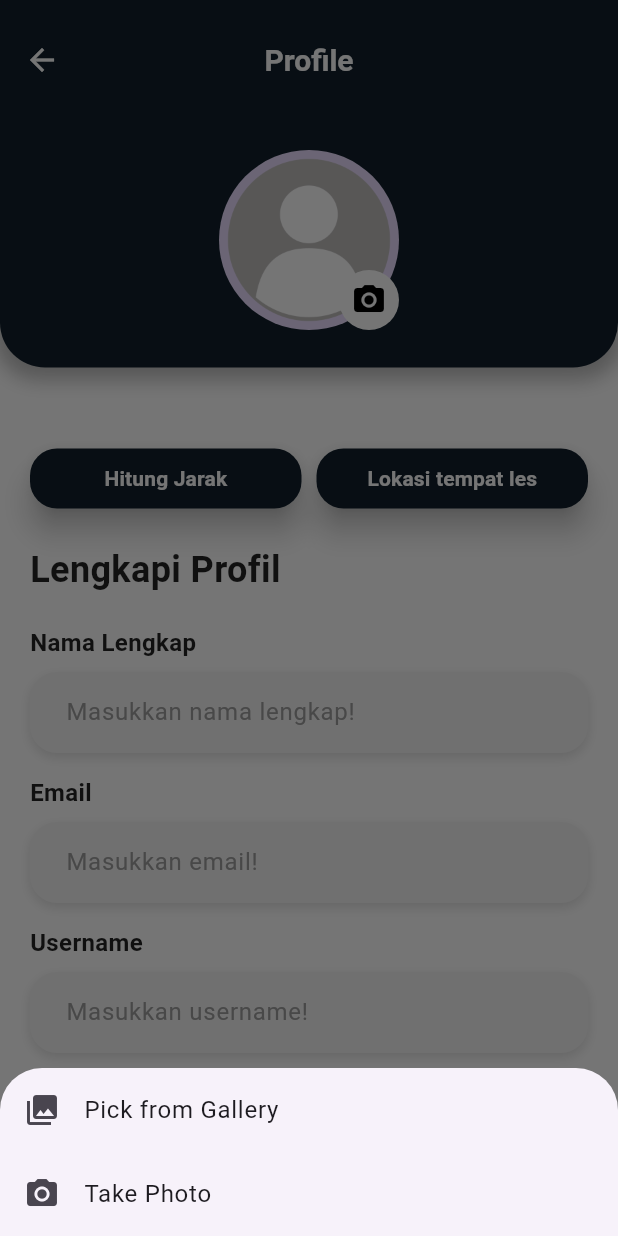
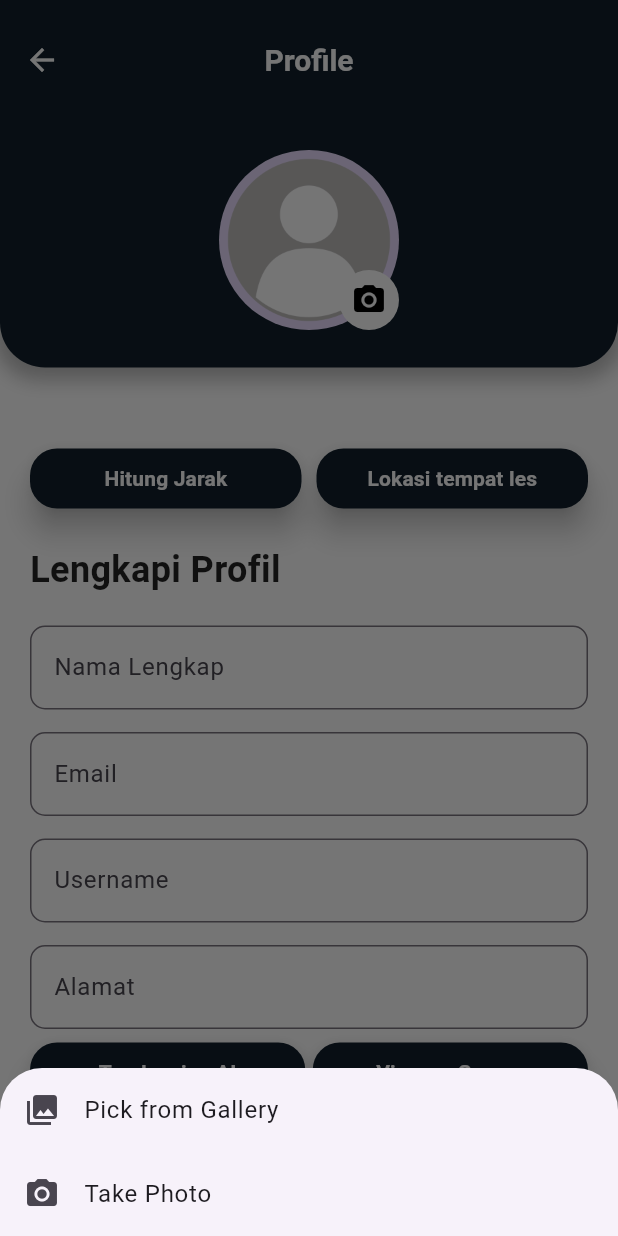
Before and after one commit to HaidarYusuf-001/MobileModul5, a Flutter app: the ProfileView screen opened by its route, after a tap on the "camera alt" icon, on a phone screen of 412 x 824 dp. Run offline on Flutter 3.47's test engine with Material 3 defaults, Android fonts, the phone set to English and light mode, and no system bars; our stand-ins replace audioplayers, cloud_firestore, connectivity_plus, firebase_auth, firebase_core, firebase_messaging and 10 more; accounts and stored records are empty; network calls fail.

Commit message:
update las profile

```diff
--- a/lib/app/modules/home/views/home_view.dart
+++ b/lib/app/modules/home/views/home_view.dart
@@ -77,7 +77,7 @@ class HomeView extends GetView<MicrophoneController> {
           mainAxisAlignment: MainAxisAlignment.spaceBetween,
           children: [
             const Text(
-              'Kevin Juliette 👋',
+              'Sobat LearnHub 👋',
               style: TextStyle(
                 color: Colors.white,
                 fontSize: 22,
@@ -299,7 +299,7 @@ class HomeView extends GetView<MicrophoneController> {
             if (label == 'Book') {
               Get.to(() => HttpView());
             }
-            if (label == 'Business') {
+            if (label == 'To-Do') {
               Get.to(() => TodoView());
             }
             // Tambahkan navigasi ke page lain sesuai kebutuhan
--- a/lib/app/modules/profile/views/profile_view.dart
+++ b/lib/app/modules/profile/views/profile_view.dart
@@ -2,6 +2,7 @@ import 'package:flutter/material.dart';
 import 'package:geolocator/geolocator.dart';
 import 'package:image_picker/image_picker.dart';
 import 'dart:io';
+import 'package:shared_preferences/shared_preferences.dart';
 import 'package:url_launcher/url_launcher.dart';
 import 'package:geocoding/geocoding.dart';
 import 'dart:math';
@@ -17,12 +18,99 @@ class ProfileView extends StatefulWidget {
 
 class _ProfileViewState extends State<ProfileView> {
   File? _image;
+  final TextEditingController _namaController = TextEditingController();
+  final TextEditingController _emailController = TextEditingController();
+  final TextEditingController _usernameController = TextEditingController();
   final TextEditingController _alamatController = TextEditingController();
-  late double latitude;
-  late double longitude;
+  final TextEditingController _umurController = TextEditingController();
+  final TextEditingController _institusiController = TextEditingController();
+
+  late double latitude = 0.0;
+  late double longitude = 0.0;
 
   final double latTempatLes = -7.920662;
   final double lonTempatLes = 112.593743;
+
+  @override
+  void initState() {
+    super.initState();
+    _loadProfileData();
+  }
+
+  @override
+  void dispose() {
+    _namaController.dispose();
+    _emailController.dispose();
+    _usernameController.dispose();
+    _alamatController.dispose();
+    _umurController.dispose();
+    _institusiController.dispose();
+    super.dispose();
+  }
+
+  Future<void> _saveProfileData() async {
+    try {
+      SharedPreferences prefs = await SharedPreferences.getInstance();
+
+      // Save text fields
+      await prefs.setString('nama', _namaController.text);
+      await prefs.setString('email', _emailController.text);
+      await prefs.setString('username', _usernameController.text);
+      await prefs.setString('alamat', _alamatController.text);
+      await prefs.setString('umur', _umurController.text);
+      await prefs.setString('institusi', _institusiController.text);
+
+      // Save coordinates
+      await prefs.setDouble('latitude', latitude);
+      await prefs.setDouble('longitude', longitude);
+
+      // Save image path
+      if (_image != null) {
+        await prefs.setString('imagePath', _image!.path);
+      }
+
+      // Show success message
+      if (!mounted) return;
+      ScaffoldMessenger.of(context).showSnackBar(
+        const SnackBar(
+          content: Text('Profile berhasil disimpan!'),
+          backgroundColor: Colors.green,
+        ),
+      );
+    } catch (e) {
+      if (!mounted) return;
+      ScaffoldMessenger.of(context).showSnackBar(
+        SnackBar(
+          content: Text('Error menyimpan profile: $e'),
+          backgroundColor: Colors.red,
+        ),
+      );
+    }
+  }
+
+  Future<void> _loadProfileData() async {
+    try {
+      SharedPreferences prefs = await SharedPreferences.getInstance();
+
+      setState(() {
+        _namaController.text = prefs.getString('nama') ?? '';
+        _emailController.text = prefs.getString('email') ?? '';
+        _usernameController.text = prefs.getString('username') ?? '';
+        _alamatController.text = prefs.getString('alamat') ?? '';
+        _umurController.text = prefs.getString('umur') ?? '';
+        _institusiController.text = prefs.getString('institusi') ?? '';
+        latitude = prefs.getDouble('latitude') ?? 0.0;
+        longitude = prefs.getDouble('longitude') ?? 0.0;
+
+        String? imagePath = prefs.getString('imagePath');
+        if (imagePath != null && File(imagePath).existsSync()) {
+          _image = File(imagePath);
+        }
+      });
+    } catch (e) {
+      print('Error loading profile data: $e');
+    }
+  }
 
   Future<void> _pickImage(ImageSource source) async {
     final picker = ImagePicker();
@@ -42,7 +130,7 @@ class _ProfileViewState extends State<ProfileView> {
         Placemark place = placemarks[0];
         String address = "${place.street}, ${place.locality}, ${place.administrativeArea}, ${place.country}";
         setState(() {
-          _alamatController.text = address; // Memasukkan alamat ke TextField
+          _alamatController.text = address;
         });
       }
     } catch (e) {
@@ -68,8 +156,6 @@ class _ProfileViewState extends State<ProfileView> {
     }
   }
 
-
-  // Update bagian untuk menampilkan halaman LocationPage dan mengirimkan lokasi ke field Alamat
   void _openLocationPage() async {
     final result = await Navigator.push(
       context,
@@ -89,26 +175,21 @@ class _ProfileViewState extends State<ProfileView> {
     await _getAddressFromCoordinates();
   }
 
-
-
-  // Menghitung jarak antara dua titik menggunakan rumus Haversine
   double _calculateDistance(double lat1, double lon1, double lat2, double lon2) {
-    const R = 6371; // Radius bumi dalam km
+    const R = 6371;
     final dLat = _degToRad(lat2 - lat1);
     final dLon = _degToRad(lon2 - lon1);
     final a = (sin(dLat / 2) * sin(dLat / 2)) +
         (cos(_degToRad(lat1)) * cos(_degToRad(lat2)) * sin(dLon / 2) * sin(dLon / 2));
     final c = 2 * atan2(sqrt(a), sqrt(1 - a));
-    final distance = R * c; // Dalam km
+    final distance = R * c;
     return distance;
   }
 
-  // Mengubah derajat ke radian
   double _degToRad(double deg) {
     return deg * (pi / 180);
   }
 
-  // Fungsi untuk menampilkan jarak ke Universitas Brawijaya
   void _showDistanceToTempatLes() {
     double distance = _calculateDistance(latitude, longitude, latTempatLes, lonTempatLes);
     showDialog(
@@ -129,7 +210,6 @@ class _ProfileViewState extends State<ProfileView> {
       },
     );
   }
-
 
   @override
   Widget build(BuildContext context) {
@@ -172,7 +252,6 @@ class _ProfileViewState extends State<ProfileView> {
     );
   }
 
-  // Method untuk membuat Header Profil
   Widget buildProfileHeader() {
     return Container(
       width: double.infinity,
@@ -252,7 +331,6 @@ class _ProfileViewState extends State<ProfileView> {
     );
   }
 
-  // Method untuk membuat Form Profil
   Widget buildProfileForm() {
     return Padding(
       padding: const EdgeInsets.all(20.0),
@@ -282,7 +360,7 @@ class _ProfileViewState extends State<ProfileView> {
         ),
       ),
     ),
-              const SizedBox(width: 10), // Untuk memberikan jarak antara tombol
+    const SizedBox(width: 10),
     Expanded(
     child: ElevatedButton(
     onPressed: _openGoogleMapsTempatLes,
@@ -306,7 +384,6 @@ class _ProfileViewState extends State<ProfileView> {
     ),
     ],
     ),
-
     const SizedBox(height: 20),
     const Text(
     'Lengkapi Profil',
@@ -317,15 +394,14 @@ class _ProfileViewState extends State<ProfileView> {
     ),
     ),
     const SizedBox(height: 20),
-          buildTextField(label: 'Nama Lengkap', hint: 'Masukkan nama lengkap!'),
+    buildCustomTextField('Nama Lengkap', 'Masukkan nama lengkap!', _namaController),
     const SizedBox(height: 15),
-          buildTextField(label: 'Email', hint: 'Masukkan email!'),
+    buildCustomTextField('Email', 'Masukkan email!', _emailController),
     const SizedBox(height: 15),
-          buildTextField(label: 'Username', hint: 'Masukkan username!'),
+    buildCustomTextField('Username', 'Masukkan username!', _usernameController),
     const SizedBox(height: 15),
-          buildTextField(label: 'Alamat', hint: 'Masukkan alamat!', controller: _alamatController),
+    buildCustomTextField('Alamat', 'Masukkan alamat!', _alamatController),
     const SizedBox(height: 5),
-          // Cari Lokasi Saya button
     Row(
     children: [
     Expanded(
@@ -374,30 +450,26 @@ class _ProfileViewState extends State<ProfileView> {
     ],
     ),
     const SizedBox(height: 15),
-          buildTextField(label: 'Umur', hint: 'Masukkan umur!'),
+          buildCustomTextField('Umur', 'Masukkan umur!', _umurController),
           const SizedBox(height: 15),
-          buildTextField(label: 'Institusi', hint: 'Masukkan institusi!'),
+          buildCustomTextField('Institusi', 'Masukkan institusi!', _institusiController),
           const SizedBox(height: 30),
-          Center(
-            child: ElevatedButton(
-              onPressed: () {
-                // Save logic
-              },
+          ElevatedButton(
+            onPressed: _saveProfileData,
             style: ElevatedButton.styleFrom(
               backgroundColor: const Color(0xFF111F2C),
-                padding: const EdgeInsets.symmetric(horizontal: 50, vertical: 16),
+              padding: const EdgeInsets.symmetric(horizontal: 30, vertical: 15),
               shape: RoundedRectangleBorder(
                 borderRadius: BorderRadius.circular(18),
               ),
               elevation: 8,
             ),
             child: const Text(
-                'Save',
+              'Simpan Profil',
               style: TextStyle(
                 color: Colors.white,
                 fontWeight: FontWeight.bold,
-                  fontSize: 18,
-                ),
+                fontSize: 16,
               ),
             ),
           ),
@@ -406,93 +478,17 @@ class _ProfileViewState extends State<ProfileView> {
     );
   }
 
-
-  Widget buildTextField({required String label, required String hint, TextEditingController? controller}) {
-    return Column(
-      crossAxisAlignment: CrossAxisAlignment.start,
-      children: [
-        Text(
-          label,
-          style: const TextStyle(
-            fontWeight: FontWeight.bold,
-            fontSize: 16,
-            color: Colors.black87,
+  Widget buildCustomTextField(
+      String labelText, String hintText, TextEditingController controller) {
+    return TextField(
+      controller: controller,
+      decoration: InputDecoration(
+        labelText: labelText,
+        hintText: hintText,
+        border: OutlineInputBorder(
+          borderRadius: BorderRadius.circular(10.0),
         ),
       ),
-        const SizedBox(height: 8),
-        Container(
-          decoration: BoxDecoration(
-            color: Colors.grey[100],
-            borderRadius: BorderRadius.circular(18),
-            boxShadow: const [
-              BoxShadow(
-                color: Colors.black12,
-                blurRadius: 6,
-                offset: Offset(0, 3),
-              ),
-            ],
-          ),
-          child: TextField(
-            controller: controller,
-            decoration: InputDecoration(
-              hintText: hint,
-              hintStyle: const TextStyle(color: Colors.grey),
-              contentPadding: const EdgeInsets.symmetric(horizontal: 20, vertical: 15),
-              border: OutlineInputBorder(
-                borderRadius: BorderRadius.circular(18),
-                borderSide: BorderSide.none,
-              ),
-              focusedBorder: OutlineInputBorder(
-                borderRadius: BorderRadius.circular(18),
-                borderSide: const BorderSide(color: Color(0xFF1C5D99), width: 1.5),
-              ),
-            ),
-          ),
-        ),
-      ],
     );
   }
 }
-
-
-Widget buildFriendList() {
-    return Padding(
-      padding: const EdgeInsets.symmetric(horizontal: 20, vertical: 20),
-      child: Row(
-        mainAxisAlignment: MainAxisAlignment.spaceBetween,
-        children: [
-          const Text(
-            'Temanmu',
-            style: TextStyle(fontSize: 18, fontWeight: FontWeight.w600),
-          ),
-          Row(
-            children: [
-              buildFriendAvatar('assets/images/yy.png', 'Han'),
-              buildFriendAvatar('assets/images/yy.png', 'Han'),
-              buildFriendAvatar('assets/images/yy.png', 'Han'),
-            ],
-          ),
-        ],
-      ),
-    );
-  }
-
-  Widget buildFriendAvatar(String imagePath, String name) {
-    return Padding(
-      padding: const EdgeInsets.symmetric(horizontal: 5),
-      child: Column(
-        children: [
-          CircleAvatar(
-            radius: 28,
-            backgroundImage: AssetImage(imagePath),
-            backgroundColor: Colors.transparent,
-          ),
-          const SizedBox(height: 5),
-          Text(
-            name,
-            style: const TextStyle(fontSize: 12, fontWeight: FontWeight.w500),
-          ),
-        ],
-      ),
-    );
-  }
```
Lines whose indentation alone changed are shown as unchanged.
